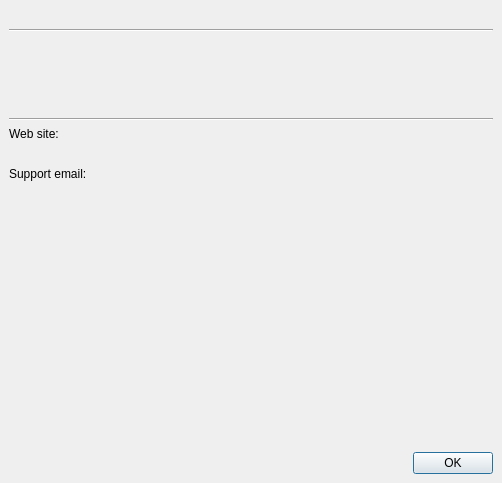
The window that src/Authoring/Studio/_Win/Application/AboutDlg.ui (flyhex/qt3dstudio) describes before a commit, drawn with Qt 5.
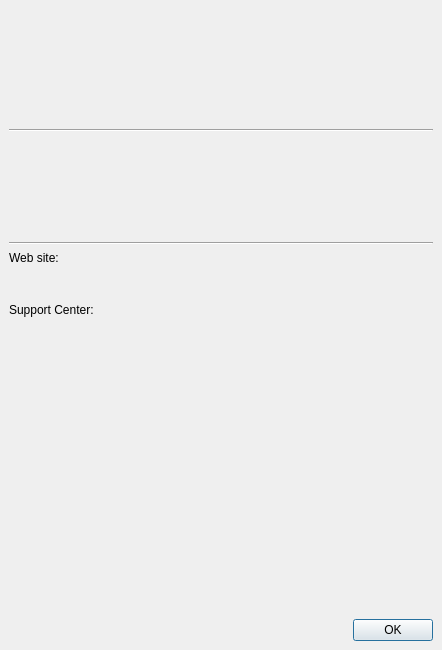
The same window after the commit. Icons and pictures are not drawn.

Commit message:
Update About dialog style
Task-number: QT3DS-89

What changed in the file:
```diff
--- a/src/Authoring/Studio/_Win/Application/AboutDlg.ui
+++ b/src/Authoring/Studio/_Win/Application/AboutDlg.ui
@@ -6,8 +6,8 @@
    <rect>
     <x>0</x>
     <y>0</y>
-    <width>502</width>
-    <height>483</height>
+    <width>442</width>
+    <height>650</height>
    </rect>
   </property>
   <property name="windowTitle">
@@ -26,16 +26,25 @@
    <property name="bottomMargin">
     <number>0</number>
    </property>
-   <item>
-    <widget class="QLabel" name="icon">
-     <property name="pixmap">
-      <pixmap resource="../../MainFrm.qrc">:/images/About Icon.bmp</pixmap>
-     </property>
-    </widget>
-   </item>
    <item>
     <widget class="QWidget" name="widget" native="true">
      <layout class="QVBoxLayout" name="verticalLayout_2">
+      <item>
+       <spacer name="verticalSpacer_2">
+        <property name="orientation">
+         <enum>Qt::Vertical</enum>
+        </property>
+        <property name="sizeType">
+         <enum>QSizePolicy::Fixed</enum>
+        </property>
+        <property name="sizeHint" stdset="0">
+         <size>
+          <width>20</width>
+          <height>120</height>
+         </size>
+        </property>
+       </spacer>
+      </item>
       <item>
        <widget class="Line" name="m_Line1">
         <property name="orientation">
@@ -50,6 +59,22 @@
         </property>
        </widget>
       </item>
+      <item>
+       <spacer name="verticalSpacer_3">
+        <property name="orientation">
+         <enum>Qt::Vertical</enum>
+        </property>
+        <property name="sizeType">
+         <enum>QSizePolicy::Preferred</enum>
+        </property>
+        <property name="sizeHint" stdset="0">
+         <size>
+          <width>20</width>
+          <height>12</height>
+         </size>
+        </property>
+       </spacer>
+      </item>
       <item>
        <widget class="QLabel" name="m_Copyright">
         <property name="text">
@@ -57,6 +82,22 @@
         </property>
        </widget>
       </item>
+      <item>
+       <spacer name="verticalSpacer_5">
+        <property name="orientation">
+         <enum>Qt::Vertical</enum>
+        </property>
+        <property name="sizeType">
+         <enum>QSizePolicy::Preferred</enum>
+        </property>
+        <property name="sizeHint" stdset="0">
+         <size>
+          <width>20</width>
+          <height>6</height>
+         </size>
+        </property>
+       </spacer>
+      </item>
       <item>
        <widget class="QLabel" name="m_Credit1">
         <property name="text">
@@ -67,6 +108,22 @@
         </property>
        </widget>
       </item>
+      <item>
+       <spacer name="verticalSpacer_6">
+        <property name="orientation">
+         <enum>Qt::Vertical</enum>
+        </property>
+        <property name="sizeType">
+         <enum>QSizePolicy::Preferred</enum>
+        </property>
+        <property name="sizeHint" stdset="0">
+         <size>
+          <width>20</width>
+          <height>6</height>
+         </size>
+        </property>
+       </spacer>
+      </item>
       <item>
        <widget class="QLabel" name="m_Credit2">
         <property name="text">
@@ -98,10 +155,26 @@
         </property>
        </widget>
       </item>
+      <item>
+       <spacer name="verticalSpacer_4">
+        <property name="orientation">
+         <enum>Qt::Vertical</enum>
+        </property>
+        <property name="sizeType">
+         <enum>QSizePolicy::Preferred</enum>
+        </property>
+        <property name="sizeHint" stdset="0">
+         <size>
+          <width>20</width>
+          <height>12</height>
+         </size>
+        </property>
+       </spacer>
+      </item>
       <item>
        <widget class="QLabel" name="m_EmailLabel">
         <property name="text">
-         <string>Support email:</string>
+         <string>Support Center:</string>
         </property>
        </widget>
       </item>
```
Left out of the diff: 7 changed lines with no effect on the pictures. The commit also changes 5 other files.
